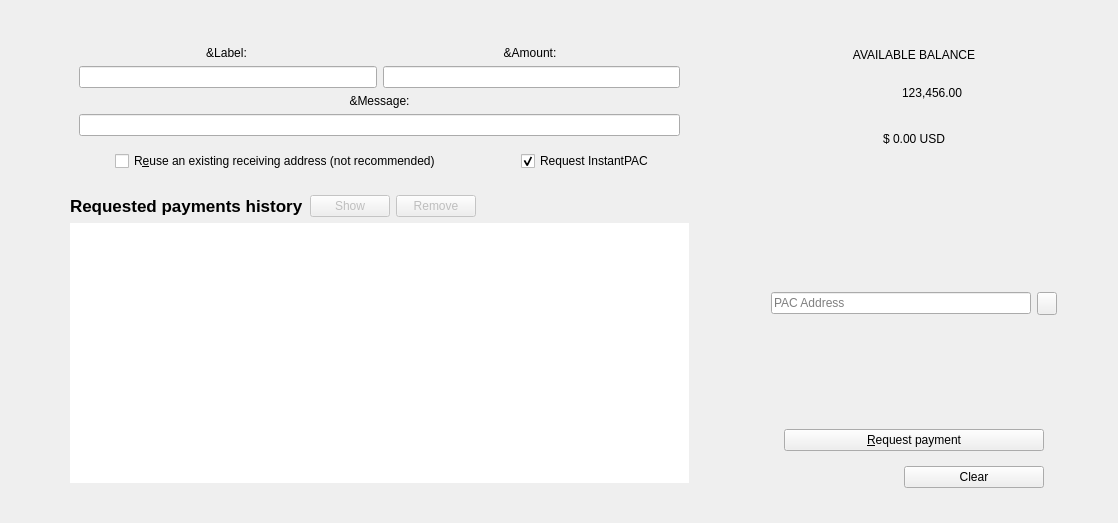
Before: the Qt Designer form src/qt/forms/receivecoinsdialog.ui in PACCommunity/PAC, drawn with Qt 5.
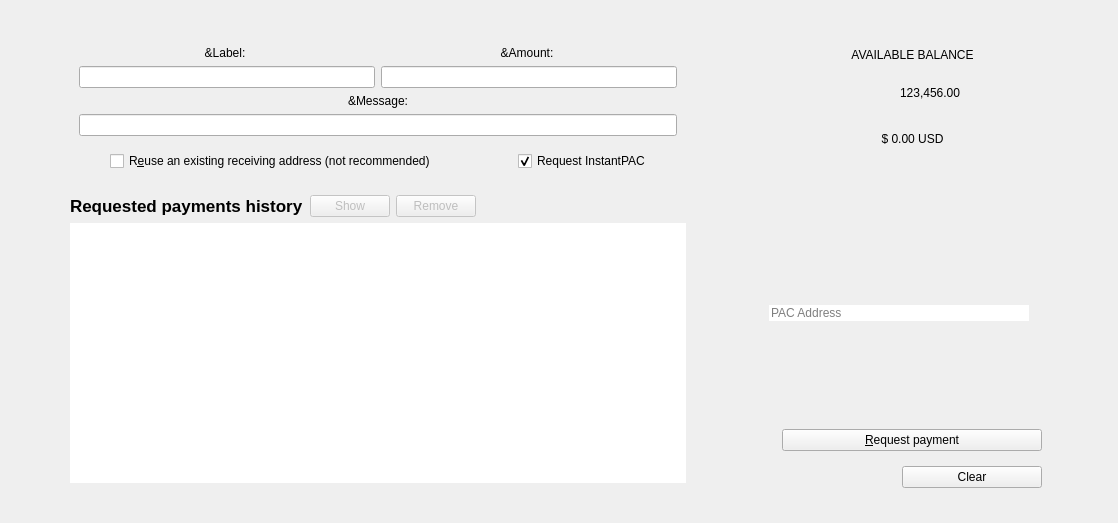
After: the same form once the commit is applied. Icons and pictures are not drawn. Custom widgets are drawn as their Qt base class.

Commit message:
Receive coins Address
hidden for default, visible after requesting payment.
Copy to clipboard button.

```diff
--- a/src/qt/forms/receivecoinsdialog.ui
+++ b/src/qt/forms/receivecoinsdialog.ui
@@ -372,33 +372,7 @@
               </property>
               <layout class="QHBoxLayout" name="horizontalLayout_4">
                <item>
-                <widget class="QLabel" name="label_7">
-                 <property name="sizePolicy">
-                  <sizepolicy hsizetype="Preferred" vsizetype="Fixed">
-                   <horstretch>0</horstretch>
-                   <verstretch>0</verstretch>
-                  </sizepolicy>
-                 </property>
-                 <property name="text">
-                  <string/>
-                 </property>
-                </widget>
-               </item>
-               <item>
-                <widget class="QLabel" name="label_4">
-                 <property name="sizePolicy">
-                  <sizepolicy hsizetype="Preferred" vsizetype="Fixed">
-                   <horstretch>0</horstretch>
-                   <verstretch>0</verstretch>
-                  </sizepolicy>
-                 </property>
-                 <property name="text">
-                  <string/>
-                 </property>
-                </widget>
-               </item>
-               <item>
-                <spacer name="horizontalSpacer_4">
+                <spacer name="horizontalSpacer_8">
                  <property name="orientation">
                   <enum>Qt::Horizontal</enum>
                  </property>
@@ -432,6 +406,19 @@
                  </property>
                 </widget>
                </item>
+               <item>
+                <spacer name="horizontalSpacer_4">
+                 <property name="orientation">
+                  <enum>Qt::Horizontal</enum>
+                 </property>
+                 <property name="sizeHint" stdset="0">
+                  <size>
+                   <width>20</width>
+                   <height>20</height>
+                  </size>
+                 </property>
+                </spacer>
+               </item>
                <item>
                 <widget class="QCheckBox" name="checkUseInstantSend">
                  <property name="sizePolicy">
@@ -626,6 +613,22 @@
            <layout class="QHBoxLayout" name="qrLayoutContainer"/>
           </widget>
          </item>
+         <item>
+          <spacer name="verticalSpacer_3">
+           <property name="orientation">
+            <enum>Qt::Vertical</enum>
+           </property>
+           <property name="sizeType">
+            <enum>QSizePolicy::Fixed</enum>
+           </property>
+           <property name="sizeHint" stdset="0">
+            <size>
+             <width>0</width>
+             <height>20</height>
+            </size>
+           </property>
+          </spacer>
+         </item>
          <item>
           <layout class="QHBoxLayout" name="horizontalLayout_7">
            <item>
@@ -667,6 +670,9 @@
              <property name="text">
               <string/>
              </property>
+             <property name="frame">
+              <bool>false</bool>
+             </property>
              <property name="readOnly">
               <bool>true</bool>
              </property>
@@ -705,6 +711,21 @@
              <property name="checkable">
               <bool>false</bool>
              </property>
+             <property name="autoRepeat">
+              <bool>false</bool>
+             </property>
+             <property name="autoExclusive">
+              <bool>false</bool>
+             </property>
+             <property name="toolButtonStyle">
+              <enum>Qt::ToolButtonIconOnly</enum>
+             </property>
+             <property name="autoRaise">
+              <bool>true</bool>
+             </property>
+             <property name="arrowType">
+              <enum>Qt::NoArrow</enum>
+             </property>
              <property name="class" stdset="0">
               <string>QuickButton</string>
              </property>
```
Left out of the diff: 21 changed lines with no effect on the pictures. The commit also changes 2 other files.
